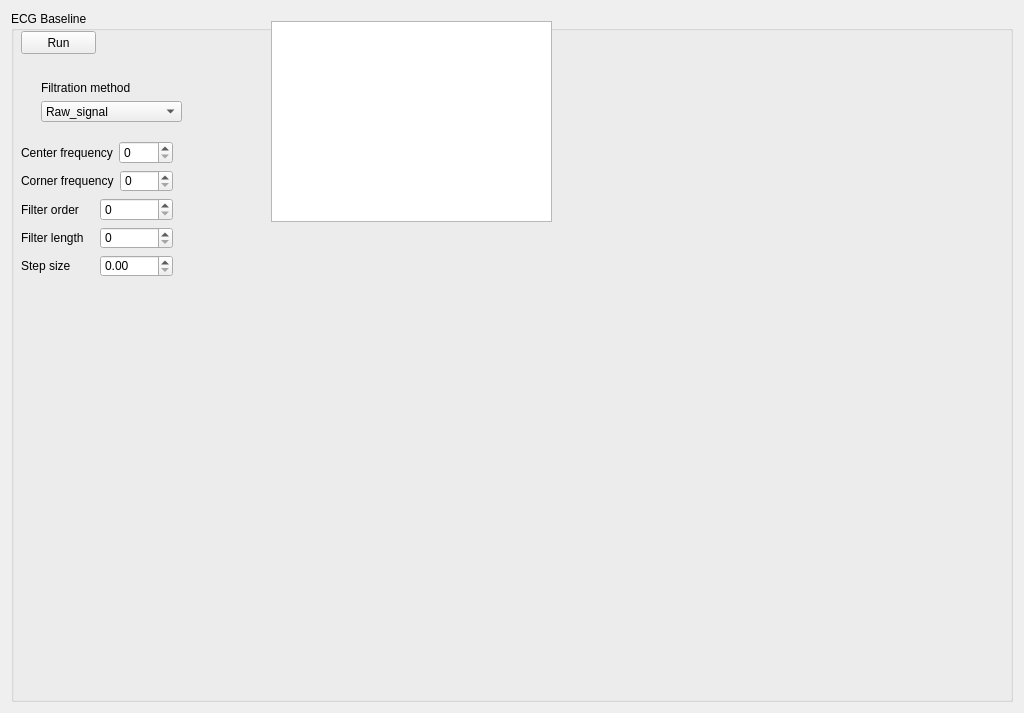
Above: EcgApplicationCore/View/ecgbaseline_gui.ui from KuleszIB/EcgAppCore before the change. Below: the same form after it.
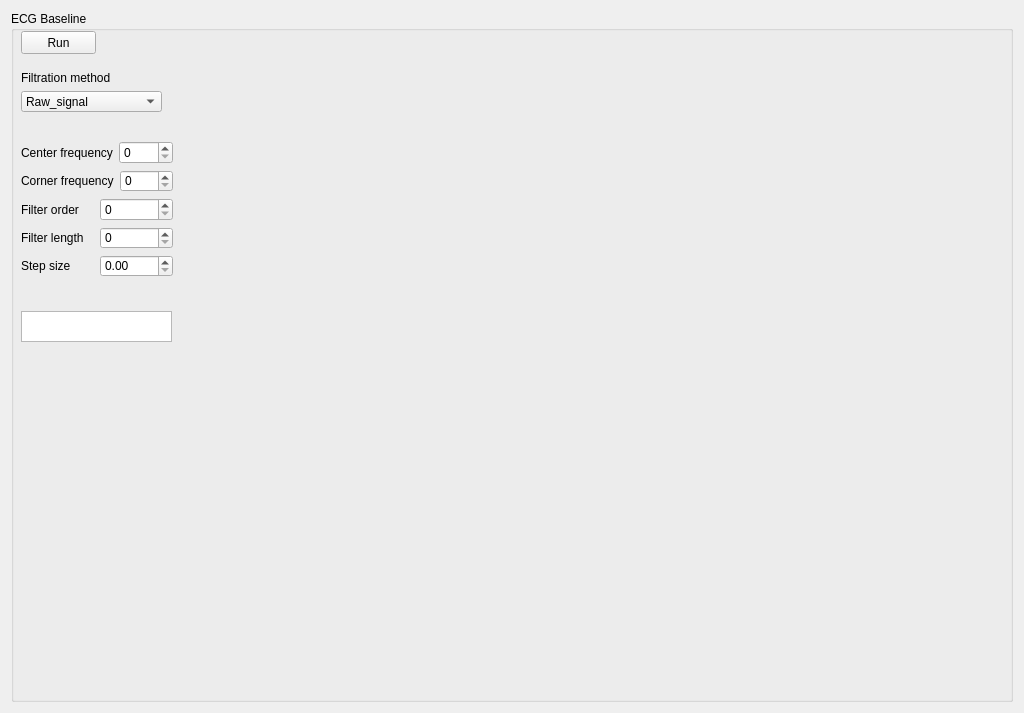
That is the form after the change.

Patch:
```diff
--- a/EcgApplicationCore/View/ecgbaseline_gui.ui
+++ b/EcgApplicationCore/View/ecgbaseline_gui.ui
@@ -35,8 +35,8 @@
      <widget class="QWidget" name="layoutWidget">
       <property name="geometry">
        <rect>
-        <x>30</x>
-        <y>70</y>
+        <x>10</x>
+        <y>60</y>
         <width>141</width>
         <height>41</height>
        </rect>
@@ -86,14 +86,20 @@
       </layout>
      </widget>
      <widget class="QPlainTextEdit" name="plainTextEdit">
+      <property name="enabled">
+       <bool>true</bool>
+      </property>
       <property name="geometry">
        <rect>
-        <x>260</x>
-        <y>10</y>
-        <width>281</width>
-        <height>201</height>
+        <x>10</x>
+        <y>300</y>
+        <width>151</width>
+        <height>31</height>
        </rect>
       </property>
+      <property name="readOnly">
+       <bool>true</bool>
+      </property>
      </widget>
      <widget class="QWidget" name="layoutWidget">
       <property name="geometry">
@@ -188,8 +194,8 @@
      <widget class="QWidget" name="ecgPlot" native="true">
       <property name="geometry">
        <rect>
-        <x>160</x>
-        <y>220</y>
+        <x>170</x>
+        <y>70</y>
         <width>780</width>
         <height>310</height>
        </rect>
```
